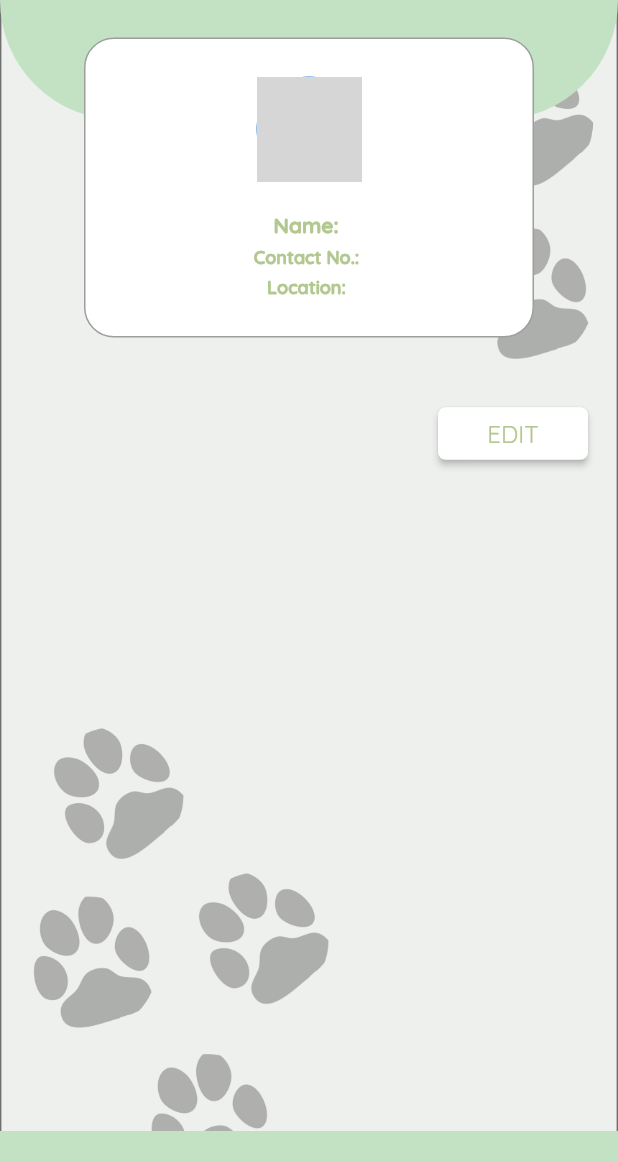
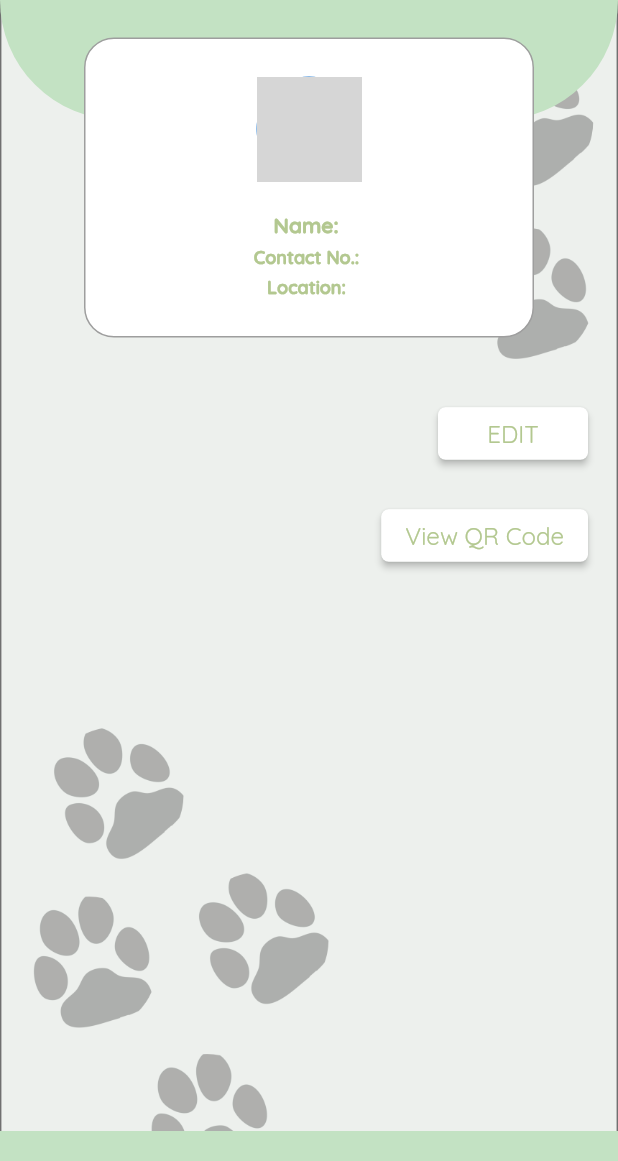
Before and after one commit to Lans12345/beepet, a Flutter app: the ProfileTab screen opened directly, on a phone screen of 412 x 824 dp, the part 75-1236 px from its top. Run offline on Flutter 3.47's test engine with Material 2 defaults, Android fonts, the light colour scheme and no system bars; our stand-ins replace cloud_firestore, firebase_auth, firebase_core, firebase_database, firebase_storage, fluttertoast and 5 more; accounts and stored records are empty; network calls fail; grey boxes are pictures that could not be loaded.

Commit message:
added view qr code func

```diff
--- a/lib/screens/tabs/profile/profile_tab.dart
+++ b/lib/screens/tabs/profile/profile_tab.dart
@@ -5,6 +5,7 @@ import 'package:beepet/widgets/text_widget.dart';
 import 'package:cloud_firestore/cloud_firestore.dart';
 import 'package:flutter/material.dart';
 import 'package:get_storage/get_storage.dart';
+import 'package:qr_flutter/qr_flutter.dart';
 
 class ProfileTab extends StatefulWidget {
   const ProfileTab({super.key});
@@ -172,6 +173,75 @@ class _ProfileTabState extends State<ProfileTab> {
                             }),
                       ),
                     ),
+                    StreamBuilder<QuerySnapshot>(
+                        stream: FirebaseFirestore.instance
+                            .collection('Users')
+                            .where('username', isEqualTo: box.read('username'))
+                            .snapshots(),
+                        builder: (BuildContext context,
+                            AsyncSnapshot<QuerySnapshot> snapshot) {
+                          if (snapshot.hasError) {
+                            print('error');
+                            return const Center(child: Text('Error'));
+                          }
+                          if (snapshot.connectionState ==
+                              ConnectionState.waiting) {
+                            return const Padding(
+                              padding: EdgeInsets.only(top: 50),
+                              child: Center(
+                                  child: CircularProgressIndicator(
+                                color: Colors.black,
+                              )),
+                            );
+                          }
+
+                          final data = snapshot.requireData;
+                          return Padding(
+                            padding:
+                                const EdgeInsets.only(bottom: 20, right: 20),
+                            child: Align(
+                              alignment: Alignment.topRight,
+                              child: ButtonWidget(
+                                  fontSize: 16,
+                                  fontColor: solid,
+                                  width: 100,
+                                  height: 35,
+                                  color: Colors.white,
+                                  label: 'View QR Code',
+                                  onPressed: () {
+                                    showDialog(
+                                        context: context,
+                                        builder: ((context) {
+                                          return AlertDialog(
+                                            title: TextBold(
+                                                text: 'Your QR Code',
+                                                fontSize: 18,
+                                                color: Colors.black),
+                                            content: SizedBox(
+                                              height: 300,
+                                              width: 300,
+                                              child: QrImageView(
+                                                data: data.docs[0].id,
+                                                version: QrVersions.auto,
+                                                size: 200.0,
+                                              ),
+                                            ),
+                                            actions: [
+                                              TextButton(
+                                                  onPressed: (() {
+                                                    Navigator.pop(context);
+                                                  }),
+                                                  child: TextBold(
+                                                      text: 'Close',
+                                                      fontSize: 14,
+                                                      color: Colors.black)),
+                                            ],
+                                          );
+                                        }));
+                                  }),
+                            ),
+                          );
+                        }),
                     const Expanded(child: SizedBox()),
                     Container(
                       color: primary,
```
Also changed, not shown: lib/screens/auth/login_screen.dart (+7 -0 lines).
